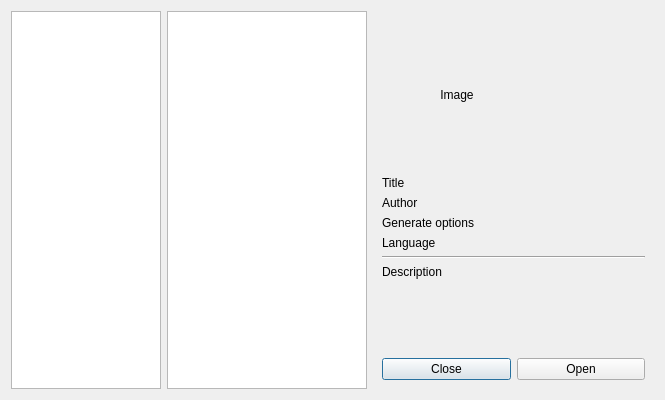
prowess-vu/gnuradio, file grc/gui_qt/resources/example_browser.ui: the form before one commit.
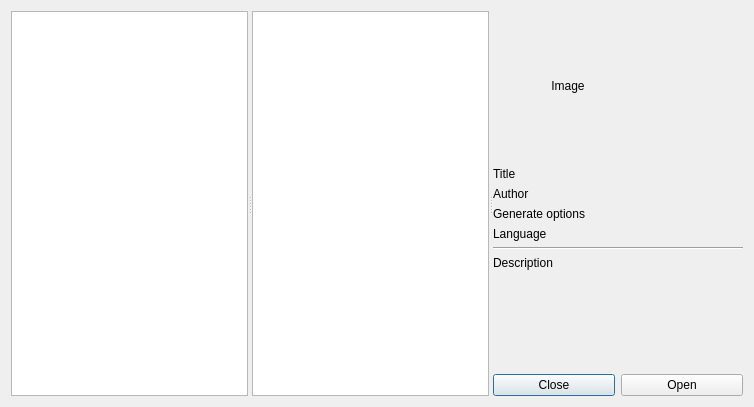
The form after the commit.

Commit message: grcqt: Improve size policies for example browser

What changed in the file:
```diff
--- a/grc/gui_qt/resources/example_browser.ui
+++ b/grc/gui_qt/resources/example_browser.ui
@@ -6,65 +6,75 @@
    <rect>
     <x>0</x>
     <y>0</y>
-    <width>665</width>
-    <height>400</height>
+    <width>754</width>
+    <height>407</height>
    </rect>
   </property>
   <property name="windowTitle">
    <string>Dialog</string>
   </property>
-  <layout class="QHBoxLayout" name="horizontalLayout_2">
+  <layout class="QVBoxLayout" name="verticalLayout">
    <item>
-    <layout class="QHBoxLayout" name="horizontalLayout">
-     <item>
+    <widget class="QSplitter" name="splitter">
+     <property name="orientation">
+      <enum>Qt::Horizontal</enum>
+     </property>
       <widget class="QListWidget" name="left_list">
        <property name="sizePolicy">
-        <sizepolicy hsizetype="Maximum" vsizetype="Expanding">
-         <horstretch>1</horstretch>
+       <sizepolicy hsizetype="Expanding" vsizetype="Preferred">
+        <horstretch>0</horstretch>
          <verstretch>0</verstretch>
         </sizepolicy>
        </property>
        <property name="minimumSize">
         <size>
-         <width>150</width>
+        <width>200</width>
          <height>0</height>
         </size>
        </property>
        <property name="maximumSize">
         <size>
-         <width>150</width>
+        <width>400</width>
          <height>16777215</height>
         </size>
        </property>
       </widget>
-     </item>
-     <item>
       <widget class="QListWidget" name="mid_list">
        <property name="sizePolicy">
-        <sizepolicy hsizetype="Fixed" vsizetype="Expanding">
+       <sizepolicy hsizetype="Expanding" vsizetype="Preferred">
          <horstretch>0</horstretch>
          <verstretch>0</verstretch>
         </sizepolicy>
        </property>
-       <property name="maximumSize">
+      <property name="minimumSize">
         <size>
          <width>200</width>
+        <height>0</height>
+       </size>
+      </property>
+      <property name="maximumSize">
+       <size>
+        <width>400</width>
          <height>16777215</height>
         </size>
        </property>
       </widget>
-     </item>
-     <item>
       <widget class="QWidget" name="right_widget" native="true">
        <property name="sizePolicy">
-        <sizepolicy hsizetype="Minimum" vsizetype="Preferred">
-         <horstretch>4</horstretch>
+       <sizepolicy hsizetype="Preferred" vsizetype="Preferred">
+        <horstretch>0</horstretch>
          <verstretch>0</verstretch>
         </sizepolicy>
        </property>
+      <property name="minimumSize">
+       <size>
+        <width>250</width>
+        <height>0</height>
+       </size>
+      </property>
        <property name="maximumSize">
         <size>
-         <width>400</width>
+        <width>600</width>
          <height>16777215</height>
         </size>
        </property>
@@ -180,8 +190,7 @@
         </item>
        </layout>
       </widget>
-     </item>
-    </layout>
+    </widget>
    </item>
   </layout>
  </widget>
```
Lines whose indentation alone changed are shown as unchanged.
